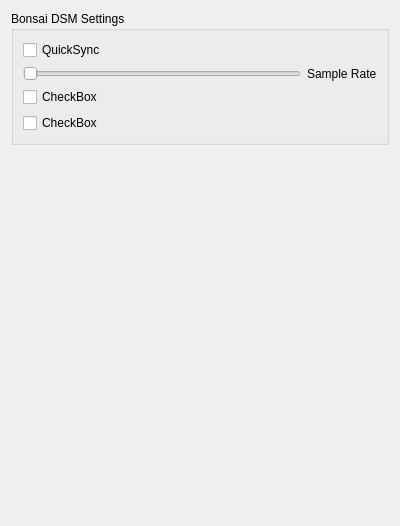
Before: the Qt Designer form bonsai/pqBonsaiDsmPanel.ui in soumagne/icarus, drawn with Qt 5.
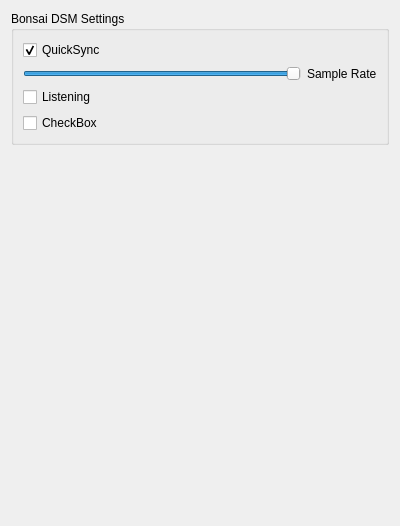
After: the same form once the commit is applied.

Commit message: Add listening option

The edit to the form file:
```diff
--- a/bonsai/pqBonsaiDsmPanel.ui
+++ b/bonsai/pqBonsaiDsmPanel.ui
@@ -26,7 +26,7 @@
       <item row="3" column="0">
        <widget class="QCheckBox" name="checkBox_2">
         <property name="text">
-         <string>CheckBox</string>
+         <string>Listening</string>
         </property>
        </widget>
       </item>
@@ -35,6 +35,9 @@
         <property name="text">
          <string>QuickSync</string>
         </property>
+        <property name="checked">
+         <bool>true</bool>
+        </property>
        </widget>
       </item>
       <item row="4" column="0">
@@ -54,6 +57,9 @@
           <property name="maximum">
            <number>100</number>
           </property>
+          <property name="value">
+           <number>100</number>
+          </property>
           <property name="orientation">
            <enum>Qt::Horizontal</enum>
           </property>
```
Left out of the diff: 2 changed lines with no effect on the pictures. The commit also changes 4 other files.
